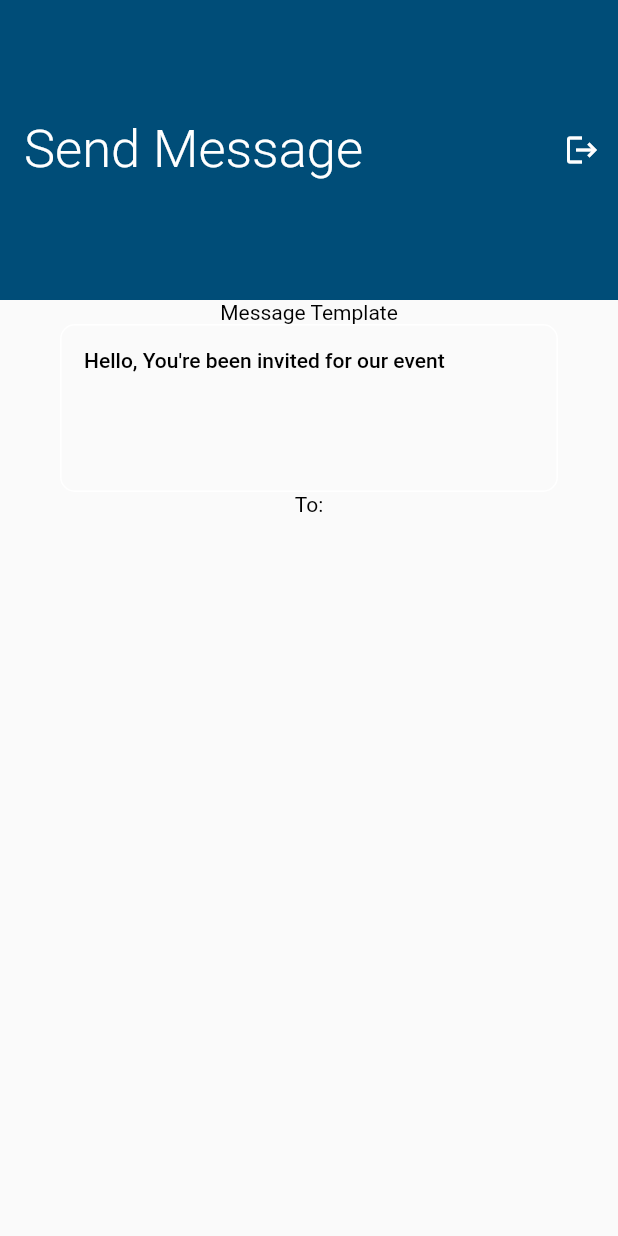
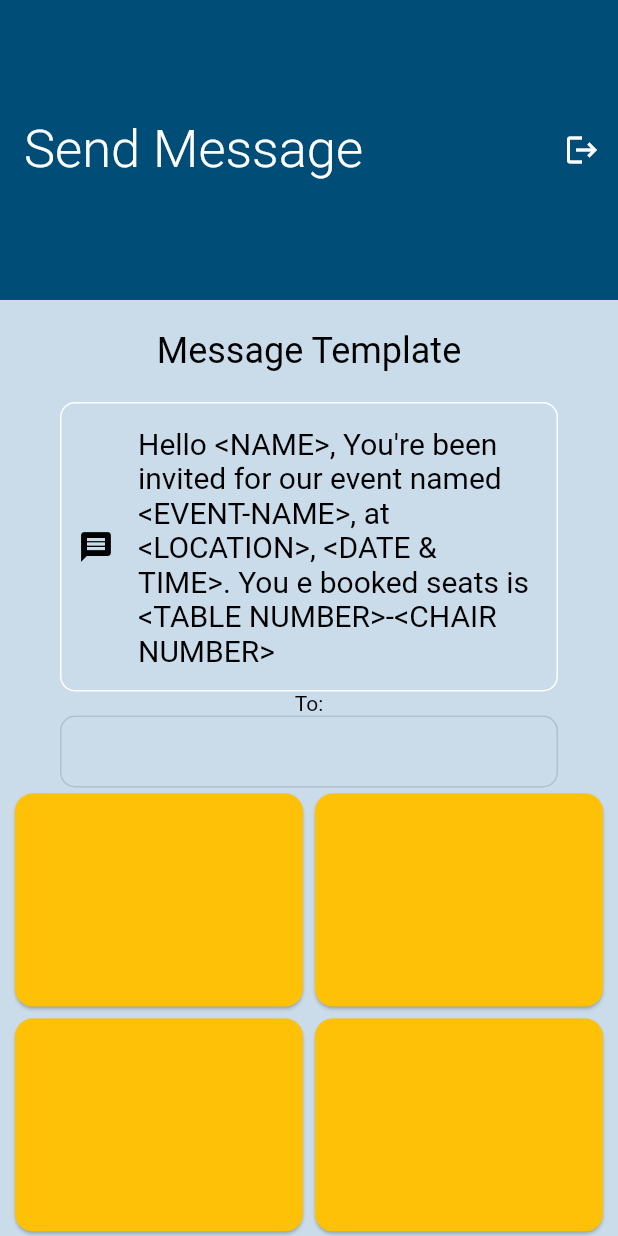
Before and after one commit to saadbhaldar1212/Project-Guestify, a Flutter app: the UISendMessage screen opened directly, on a phone screen of 412 x 824 dp. Run offline on Flutter 3.47's test engine with Material 2 defaults, Android fonts, the phone set to English and light mode, and no system bars; our stand-ins replace firebase_auth, firebase_core, firebase_database, fluttertoast, get; accounts and stored records are empty; project files that could hold a hidden picture were left out.

Commit message:
Update ui_send_message.dart

```diff
--- a/lib/send_message/ui_send_message.dart
+++ b/lib/send_message/ui_send_message.dart
@@ -12,16 +12,21 @@ class UISendMessage extends StatefulWidget {
 class _UISendMessageState extends State<UISendMessage> {
   final _fKey = GlobalKey<FormState>();
   final templateMessage = TextEditingController();
+  final to = TextEditingController();
+
+  final defaultTemplate =
+      'Hello <NAME>, You\'re been invited for our event named <EVENT-NAME>, at <LOCATION>, <DATE & TIME>. You\re booked seats is <TABLE NUMBER>-<CHAIR NUMBER>';
 
   @override
   void initState() {
     super.initState();
-    templateMessage.text = 'Hello, You\'re been invited for our event';
+    templateMessage.text = defaultTemplate;
   }
 
   @override
   Widget build(BuildContext context) {
     return Scaffold(
+      backgroundColor: const Color.fromARGB(255, 202, 219, 233),
       appBar: AppBar(
         foregroundColor: Theme.of(context).appBarTheme.foregroundColor,
         automaticallyImplyLeading: false,
@@ -38,12 +43,17 @@ class _UISendMessageState extends State<UISendMessage> {
         ),
       ),
       body: SingleChildScrollView(
+        primary: true,
         child: Column(
           children: [
-            const Text(
-              'Message Template',
-              style: TextStyle(
-                color: Colors.black,
+            const Padding(
+              padding: EdgeInsets.symmetric(vertical: 20.0),
+              child: Text(
+                'Message Template',
+                style: TextStyle(
+                  color: Colors.black,
+                  fontSize: 24,
+                ),
               ),
             ),
             Form(
@@ -57,6 +67,8 @@ class _UISendMessageState extends State<UISendMessage> {
                       controller: templateMessage,
                       style: const TextStyle(
                         color: Colors.black,
+                        fontSize: 20,
+                        fontWeight: FontWeight.w400,
                       ),
                       minLines: 5,
                       maxLines: 7,
@@ -65,6 +77,10 @@ class _UISendMessageState extends State<UISendMessage> {
                       keyboardType: TextInputType.multiline,
                       autofocus: false,
                       decoration: const InputDecoration(
+                        prefixIcon: Icon(
+                          Icons.message,
+                          color: Colors.black,
+                        ),
                         border: OutlineInputBorder(
                           borderSide: BorderSide(
                             color: Color.fromRGBO(0, 77, 120, 1.000),
@@ -90,9 +106,81 @@ class _UISendMessageState extends State<UISendMessage> {
                     style: TextStyle(
                       color: Colors.black,
                     ),
-                  )
+                  ),
+                  Container(
+                    margin: const EdgeInsets.symmetric(horizontal: 40),
+                    child: TextFormField(
+                      autovalidateMode: AutovalidateMode.onUserInteraction,
+                      controller: to,
+                      style: const TextStyle(
+                        color: Colors.black,
+                      ),
+                      cursorHeight: 20,
+                      textInputAction: TextInputAction.done,
+                      keyboardType: TextInputType.text,
+                      autofocus: false,
+                      decoration: const InputDecoration(
+                        border: OutlineInputBorder(
+                          borderSide: BorderSide(
+                            color: Color.fromRGBO(0, 77, 120, 1.000),
+                          ),
+                          borderRadius: BorderRadius.all(
+                            Radius.circular(10),
+                          ),
+                        ),
+                        errorStyle: TextStyle(
+                          fontSize: 13,
+                        ),
+                      ),
+                      enabled: false,
+                      validator: (value) {
+                        if (value!.isEmpty) {
+                          return 'Enter a Message Template';
+                        }
+                        return null;
+                      },
+                    ),
+                  ),
                 ],
               ),
+            ),
+            Row(
+              mainAxisAlignment: MainAxisAlignment.center,
+              children: [
+                SizedBox(
+                  width: 200,
+                  height: 150,
+                  child: Card(
+                    color: Colors.amber,
+                  ),
+                ),
+                SizedBox(
+                  width: 200,
+                  height: 150,
+                  child: Card(
+                    color: Colors.amber,
+                  ),
+                ),
+              ],
+            ),
+            Row(
+              mainAxisAlignment: MainAxisAlignment.center,
+              children: [
+                SizedBox(
+                  width: 200,
+                  height: 150,
+                  child: Card(
+                    color: Colors.amber,
+                  ),
+                ),
+                SizedBox(
+                  width: 200,
+                  height: 150,
+                  child: Card(
+                    color: Colors.amber,
+                  ),
+                ),
+              ],
             ),
           ],
         ),
```
